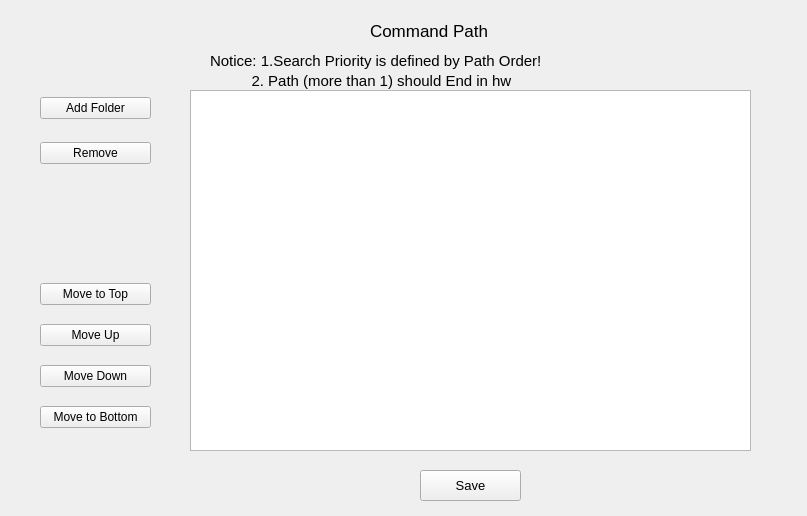
The window that Client/command_validator_app/ui/Addpath.ui (SJTU-Applemin/AutoULTGen) describes before a commit, drawn with Qt 5.
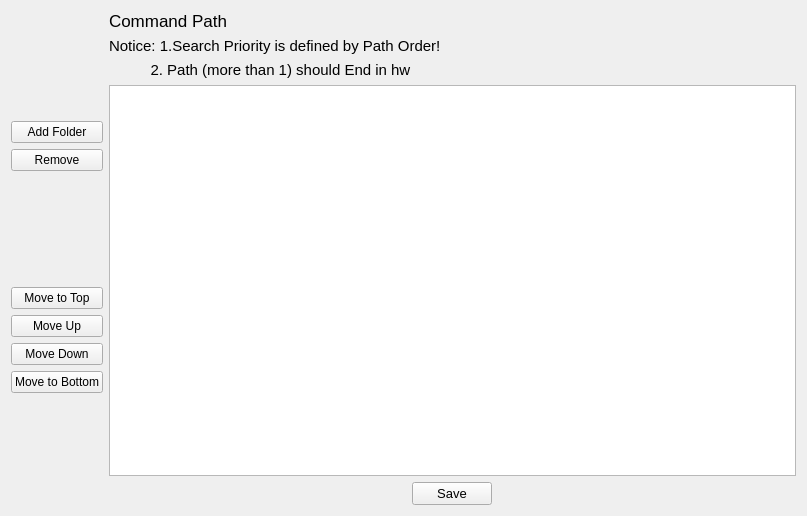
The same window after the commit.

Commit message: Modify ui to adjust to window size.

```diff
--- a/Client/command_validator_app/ui/Addpath.ui
+++ b/Client/command_validator_app/ui/Addpath.ui
@@ -16,48 +16,12 @@
     <property name="windowTitle">
       <string>Add Path</string>
     </property>
-    <widget class="QListWidget" name="listWidget">
-      <property name="geometry">
-        <rect>
-          <x>190</x>
-          <y>90</y>
-          <width>561</width>
-          <height>361</height>
-        </rect>
-      </property>
-    </widget>
-    <widget class="QLabel" name="label">
-      <property name="geometry">
-        <rect>
-          <x>210</x>
-          <y>50</y>
-          <width>531</width>
-          <height>21</height>
-        </rect>
-      </property>
-      <property name="font">
-        <font>
-          <pointsize>11</pointsize>
-          <weight>50</weight>
-          <italic>false</italic>
-          <bold>false</bold>
-          <underline>false</underline>
-          <strikeout>false</strikeout>
-        </font>
-      </property>
-      <property name="text">
-        <string>Notice: 1.Search Priority is defined by Path Order!</string>
-      </property>
-    </widget>
-    <widget class="QWidget" name="layoutWidget">
-      <property name="geometry">
-        <rect>
-          <x>40</x>
-          <y>80</y>
-          <width>111</width>
-          <height>101</height>
-        </rect>
-      </property>
+  <layout class="QGridLayout" name="gridLayout">
+   <item row="0" column="0">
+    <layout class="QHBoxLayout" name="horizontalLayout">
+     <item>
+      <layout class="QVBoxLayout" name="verticalLayout_4">
+       <item>
       <layout class="QVBoxLayout" name="verticalLayout_2">
         <item>
           <widget class="QPushButton" name="pushButtonAF">
@@ -74,34 +38,8 @@
           </widget>
         </item>
       </layout>
-    </widget>
-    <widget class="QLabel" name="label_2">
-      <property name="geometry">
-        <rect>
-          <x>370</x>
-          <y>20</y>
-          <width>161</width>
-          <height>21</height>
-        </rect>
-      </property>
-      <property name="font">
-        <font>
-          <pointsize>13</pointsize>
-        </font>
-      </property>
-      <property name="text">
-        <string>Command Path</string>
-      </property>
-    </widget>
-    <widget class="QWidget" name="layoutWidget">
-      <property name="geometry">
-        <rect>
-          <x>40</x>
-          <y>270</y>
-          <width>111</width>
-          <height>171</height>
-        </rect>
-      </property>
+       </item>
+       <item>
       <layout class="QVBoxLayout" name="verticalLayout">
         <item>
           <widget class="QPushButton" name="pushButtonMtoT">
@@ -132,16 +70,62 @@
           </widget>
         </item>
       </layout>
-    </widget>
+       </item>
+      </layout>
+     </item>
+     <item>
+      <layout class="QVBoxLayout" name="verticalLayout_3">
+       <item>
+        <widget class="QLabel" name="label_2">
+         <property name="font">
+          <font>
+           <pointsize>13</pointsize>
+          </font>
+         </property>
+         <property name="text">
+          <string>Command Path</string>
+         </property>
+        </widget>
+       </item>
+       <item>
+        <widget class="QLabel" name="label">
+         <property name="font">
+          <font>
+           <pointsize>11</pointsize>
+           <weight>50</weight>
+           <italic>false</italic>
+           <bold>false</bold>
+           <underline>false</underline>
+           <strikeout>false</strikeout>
+          </font>
+         </property>
+         <property name="text">
+          <string>Notice: 1.Search Priority is defined by Path Order!</string>
+         </property>
+        </widget>
+       </item>
+       <item>
+        <widget class="QLabel" name="label_3">
+         <property name="font">
+          <font>
+           <pointsize>11</pointsize>
+           <weight>50</weight>
+           <italic>false</italic>
+           <bold>false</bold>
+           <underline>false</underline>
+           <strikeout>false</strikeout>
+          </font>
+         </property>
+         <property name="text">
+          <string>          2. Path (more than 1) should End in hw</string>
+         </property>
+        </widget>
+       </item>
+       <item>
+        <widget class="QListWidget" name="listWidget"/>
+       </item>
+       <item alignment="Qt::AlignHCenter">
     <widget class="QPushButton" name="pushButtonSave">
-      <property name="geometry">
-        <rect>
-          <x>420</x>
-          <y>470</y>
-          <width>101</width>
-          <height>31</height>
-        </rect>
-      </property>
       <property name="font">
         <font>
           <pointsize>10</pointsize>
@@ -151,29 +135,12 @@
         <string>Save</string>
       </property>
     </widget>
-    <widget class="QLabel" name="label_3">
-      <property name="geometry">
-        <rect>
-          <x>210</x>
-          <y>70</y>
-          <width>531</width>
-          <height>21</height>
-        </rect>
-      </property>
-      <property name="font">
-        <font>
-          <pointsize>11</pointsize>
-          <weight>50</weight>
-          <italic>false</italic>
-          <bold>false</bold>
-          <underline>false</underline>
-          <strikeout>false</strikeout>
-        </font>
-      </property>
-      <property name="text">
-        <string>          2. Path (more than 1) should End in hw</string>
-      </property>
-    </widget>
+       </item>
+      </layout>
+     </item>
+    </layout>
+   </item>
+  </layout>
   </widget>
   <resources/>
   <connections/>
```
Lines whose indentation alone changed are shown as unchanged. The commit also changes 5 other files.
